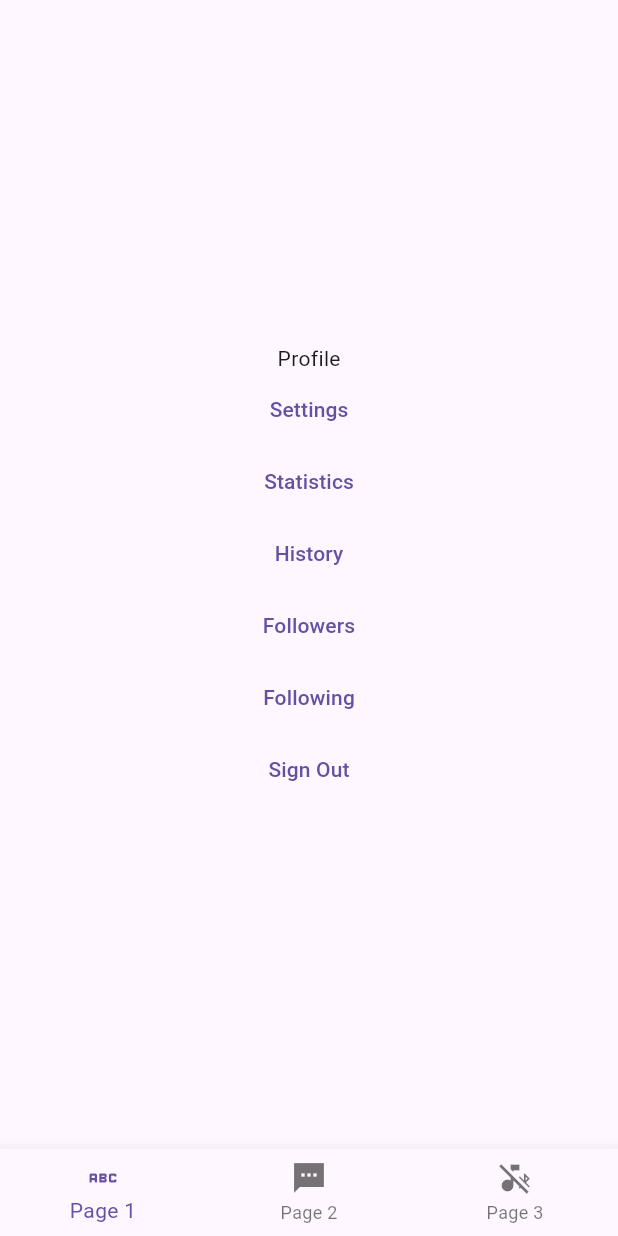
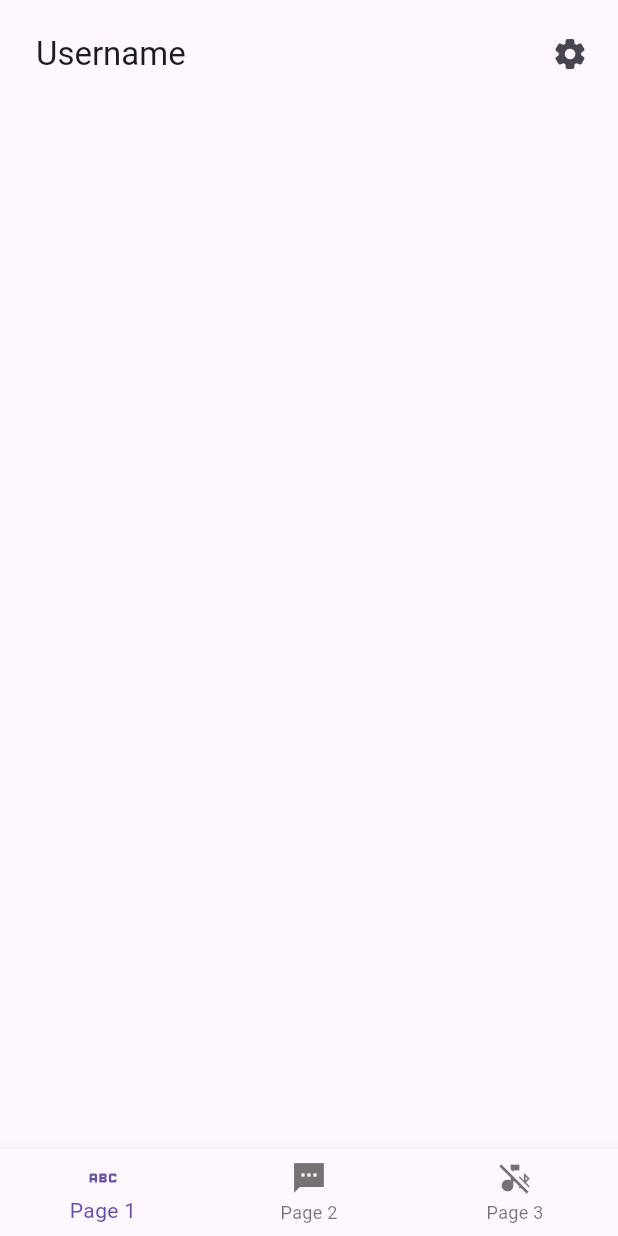
Before and after one commit to Nikiroiduk/neofit_app, a Flutter app: the ProfilePage screen opened by its route, on a phone screen of 412 x 824 dp. Run offline on Flutter 3.47's test engine with Material 3 defaults, Android fonts, the phone set to English and light mode, and no system bars; drawn by our look-alikes of dynamic_color; our stand-ins replace connectivity_plus, dio, equatable, flutter_svg, formz, go_router and 3 more; accounts and stored records are empty; generated files the repository leaves out were written again; statements that could not run were skipped.

Commit message:
started settings ui 00044

```diff
--- a/lib/presentation/profile_page.dart
+++ b/lib/presentation/profile_page.dart
@@ -1,7 +1,5 @@
 import 'package:flutter/material.dart';
 import 'package:go_router/go_router.dart';
-import 'package:hooks_riverpod/hooks_riverpod.dart';
-import 'package:neofit_app/domain/auth/auth.dart';
 
 import '../router/router.dart';
 
@@ -10,40 +8,58 @@ class ProfilePage extends StatelessWidget {
 
   @override
   Widget build(BuildContext context) {
-    return Column(
-        mainAxisAlignment: MainAxisAlignment.center,
-        crossAxisAlignment: CrossAxisAlignment.center,
-        children: [
-          const Text('Profile'),
-          TextButton(
-              onPressed: () => context.go(Screens.settings.path),
-              child: const Text('Settings')),
-          TextButton(
-              onPressed: () => context.go(Screens.statistics.path),
-              child: const Text('Statistics')),
-          TextButton(
-              onPressed: () => context.go(Screens.historyProfile.path),
-              child: const Text('History')),
-          TextButton(
-              onPressed: () =>
-                  context.go(Screens.followersFollowingProfile.path),
-              child: const Text('Followers')),
-          TextButton(
-              onPressed: () =>
-                  context.go(Screens.followersFollowingProfile.path),
-              child: const Text('Following')),
-          Consumer(
-            builder: (BuildContext context, WidgetRef ref, Widget? child) {
-              var isBtnActive =
-                  ref.watch(authControllerProvider) is! AuthStateLoading;
-              return TextButton(
-                onPressed: isBtnActive
-                    ? () => ref.read(authControllerProvider.notifier).logout()
-                    : null,
-                child: const Text('Sign Out'),
-              );
-            },
+    return SafeArea(
+      minimum: const EdgeInsets.all(8.0),
+      child: Scaffold(
+        appBar: AppBar(
+          title: const Text('Username'),
+          actions: [
+            IconButton(
+                onPressed: () => context.go(Screens.settings.path),
+                icon: const Icon(Icons.settings_rounded))
+          ],
+        ),
+        body: SingleChildScrollView(
+          child: Column(
+            children: [],
           ),
-        ]);
+        ),
+      ),
+    );
+    // return Column(
+    //     mainAxisAlignment: MainAxisAlignment.center,
+    //     crossAxisAlignment: CrossAxisAlignment.center,
+    //     children: [
+    //       const Text('Profile'),
+    //       TextButton(
+    //           onPressed: () => context.go(Screens.settings.path),
+    //           child: const Text('Settings')),
+    //       TextButton(
+    //           onPressed: () => context.go(Screens.statistics.path),
+    //           child: const Text('Statistics')),
+    //       TextButton(
+    //           onPressed: () => context.go(Screens.historyProfile.path),
+    //           child: const Text('History')),
+    //       TextButton(
+    //           onPressed: () =>
+    //               context.go(Screens.followersFollowingProfile.path),
+    //           child: const Text('Followers')),
+    //       TextButton(
+    //           onPressed: () =>
+    //               context.go(Screens.followersFollowingProfile.path),
+    //           child: const Text('Following')),
+    //       Consumer(
+    //         builder: (BuildContext context, WidgetRef ref, Widget? child) {
+    //           var isBtnActive =
+    //               ref.watch(authControllerProvider) is! AuthStateLoading;
+    //           return TextButton(
+    //             onPressed: isBtnActive
+    //                 ? () => ref.read(authControllerProvider.notifier).logout()
+    //                 : null,
+    //             child: const Text('Sign Out'),
+    //           );
+    //         },
+    //       ),
+    //     ]);
   }
 }
--- a/lib/router/router_notifier.dart
+++ b/lib/router/router_notifier.dart
@@ -31,7 +31,7 @@ class RouterNotifier extends ChangeNotifier {
     }
 
     if (authState is AuthStateLoggedOut &&
-        state.matchedLocation == Screens.profile.path) {
+        state.matchedLocation == Screens.settings.path) {
       return Screens.signIn.path;
     }
 
```
Also changed, not shown: lib/presentation/settings/settings_screen.dart (+18 -8 lines).
